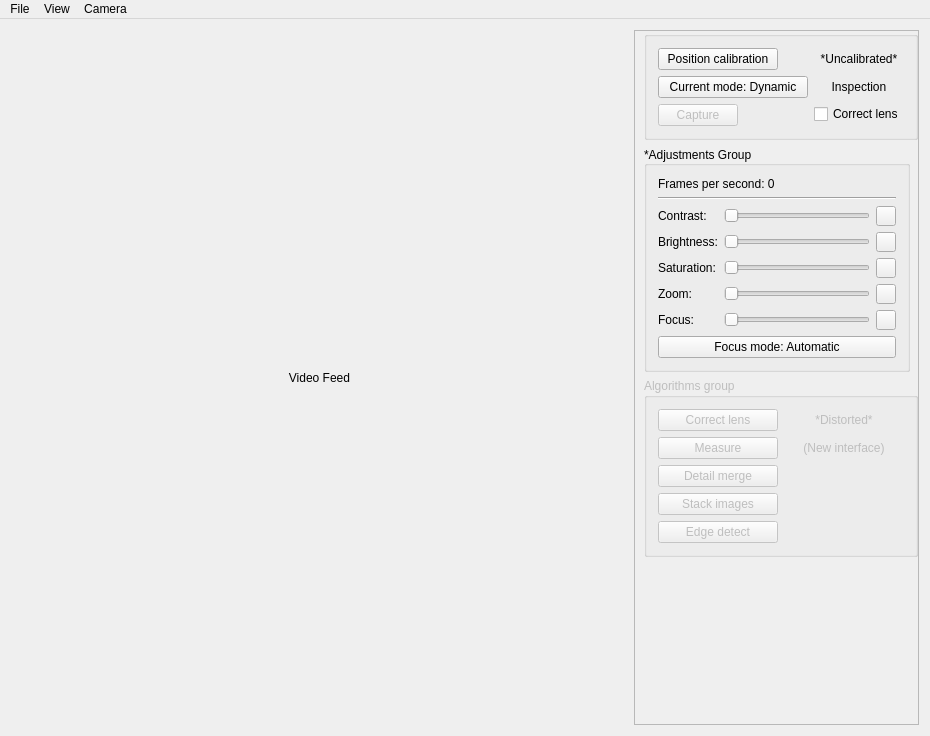
The window that mainwindow.ui (JustasBart/DigitalInspectionAndMeasurement) describes before a commit, drawn with Qt 5.
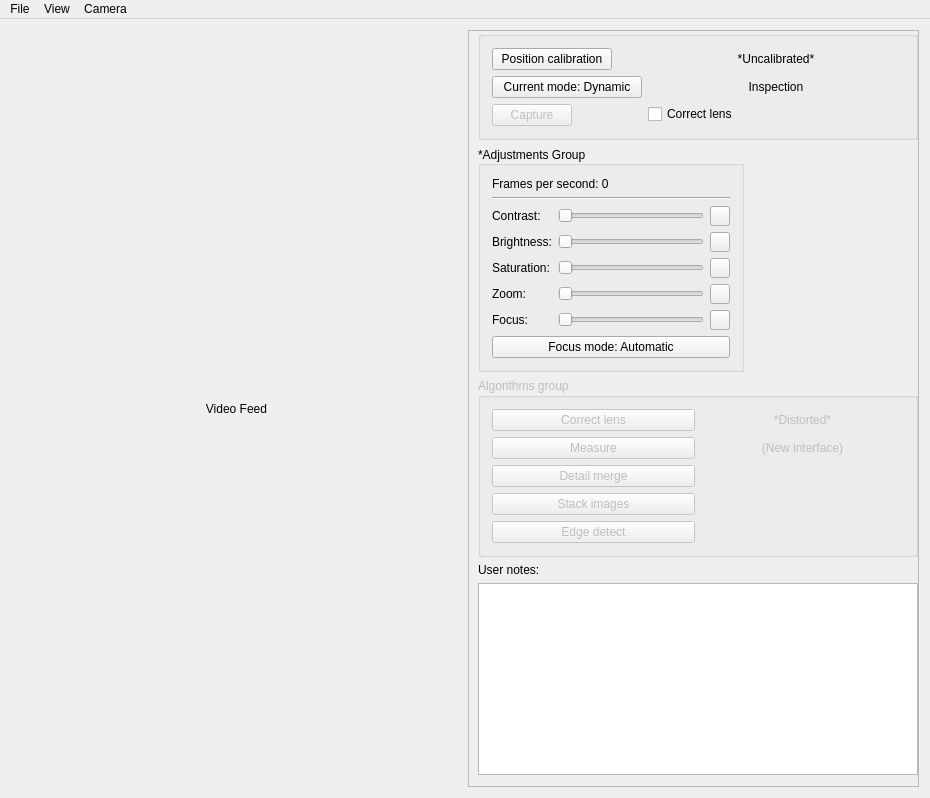
The same window after the commit.

Commit message: Implemented User Notes

What changed in the file:
```diff
--- a/mainwindow.ui
+++ b/mainwindow.ui
@@ -582,17 +582,30 @@
         </widget>
        </item>
        <item>
-        <spacer name="verticalSpacer">
-         <property name="orientation">
-          <enum>Qt::Vertical</enum>
+        <widget class="QLabel" name="userNotesLabel">
+         <property name="sizePolicy">
+          <sizepolicy hsizetype="Preferred" vsizetype="Maximum">
+           <horstretch>0</horstretch>
+           <verstretch>0</verstretch>
+          </sizepolicy>
          </property>
-         <property name="sizeHint" stdset="0">
-          <size>
-           <width>20</width>
-           <height>40</height>
-          </size>
+         <property name="text">
+          <string>User notes:</string>
          </property>
-        </spacer>
+        </widget>
+       </item>
+       <item>
+        <widget class="QPlainTextEdit" name="notesTextEdit">
+         <property name="sizePolicy">
+          <sizepolicy hsizetype="Expanding" vsizetype="Minimum">
+           <horstretch>0</horstretch>
+           <verstretch>0</verstretch>
+          </sizepolicy>
+         </property>
+         <property name="cursor" stdset="0">
+          <cursorShape>PointingHandCursor</cursorShape>
+         </property>
+        </widget>
        </item>
       </layout>
      </widget>
```
The commit also changes 1 other file.
